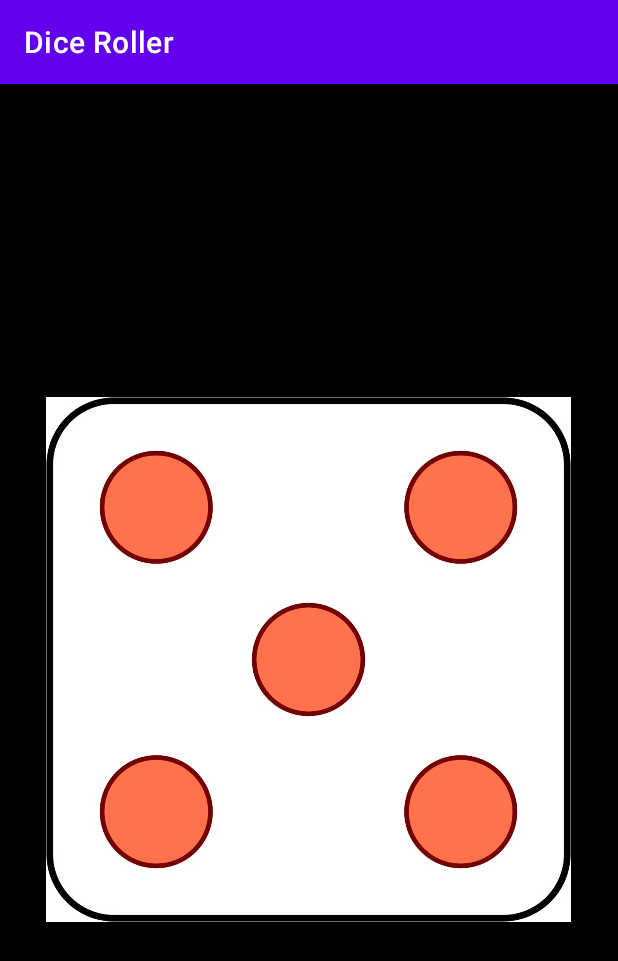
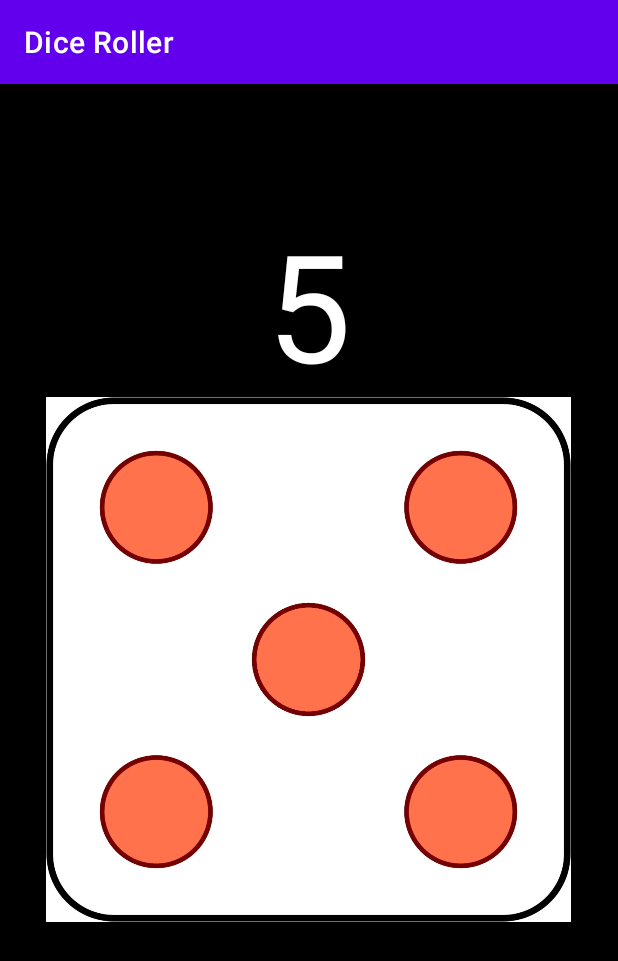
Before and after one commit to kocsisdavid99/AndroidDiceRoller, an Android app: the screen it shows after launch (MainActivity), after a tap on an icon or button, on a phone screen of 412 x 824 dp. Shown: the top 961 px of the screen. Run offline under Robolectric (Android 15) with nearby library versions, the phone set to English and light mode, and no system bars.

Commit message:
show the rolled number

```diff
--- a/app/src/main/java/com/kocsisdavid/diceroller/MainActivity.java
+++ b/app/src/main/java/com/kocsisdavid/diceroller/MainActivity.java
@@ -7,12 +7,14 @@ import android.view.View;
 import android.view.animation.Animation;
 import android.view.animation.AnimationUtils;
 import android.widget.ImageView;
+import android.widget.TextView;
 
 import java.util.Random;
 
 public class MainActivity extends AppCompatActivity {
 
     ImageView diceImage;
+    TextView rolledNumber;
     Random random = new Random();
 
     @Override
@@ -21,6 +23,7 @@ public class MainActivity extends AppCompatActivity {
         setContentView(R.layout.activity_main);
 
         diceImage = findViewById(R.id.dice_image);
+        rolledNumber = findViewById(R.id.rolled_number);
 
         diceImage.setOnClickListener(new View.OnClickListener() {
             @Override
@@ -37,26 +40,32 @@ public class MainActivity extends AppCompatActivity {
         switch (i){
             case 1:
                 diceImage.setImageResource(R.drawable.dice1);
+                rolledNumber.setText(Integer.toString(i));
                 break;
 
             case 2:
                 diceImage.setImageResource(R.drawable.dice2);
+                rolledNumber.setText(Integer.toString(i));
                 break;
 
             case 3:
                 diceImage.setImageResource(R.drawable.dice3);
+                rolledNumber.setText(Integer.toString(i));
                 break;
 
             case 4:
                 diceImage.setImageResource(R.drawable.dice4);
+                rolledNumber.setText(Integer.toString(i));
                 break;
 
             case 5:
                 diceImage.setImageResource(R.drawable.dice5);
+                rolledNumber.setText(Integer.toString(i));
                 break;
 
             case 6:
                 diceImage.setImageResource(R.drawable.dice6);
+                rolledNumber.setText(Integer.toString(i));
                 break;
         }
     }
--- a/app/src/main/res/layout/activity_main.xml
+++ b/app/src/main/res/layout/activity_main.xml
@@ -1,19 +1,29 @@
 <?xml version="1.0" encoding="utf-8"?>
-<LinearLayout xmlns:android="http://schemas.android.com/apk/res/android"
-    xmlns:app="http://schemas.android.com/apk/res-auto"
+<RelativeLayout
+    xmlns:android="http://schemas.android.com/apk/res/android"
     xmlns:tools="http://schemas.android.com/tools"
     android:layout_width="match_parent"
     android:layout_height="match_parent"
-    tools:context=".MainActivity"
-    android:background="@android:color/black"
-    android:gravity="center">
+    tools:context="com.kocsisdavid.diceroller.MainActivity"
+    android:background="@android:color/background_dark">
 
     <ImageView
         android:layout_width="350dp"
         android:layout_height="350dp"
         android:src="@drawable/dice1"
-        android:id="@+id/dice_image" />
+        android:id="@+id/dice_image"
+        android:layout_centerInParent="true"
+        android:layout_centerHorizontal="true"/>
+
+    <TextView
+        android:id="@+id/rolled_number"
+        android:layout_width="wrap_content"
+        android:layout_height="wrap_content"
+        android:text="1"
+        android:layout_centerHorizontal="true"
+        android:layout_marginTop="80dp"
+        android:textColor="@color/white"
+        android:textSize="150px"/>
 
 
-
-</LinearLayout>
+</RelativeLayout>
--- /dev/null
+++ b/app/src/main/res/values/dimens.xml
@@ -0,0 +1,5 @@
+<resources>
+    <!-- Default screen margins, per the Android Design guidelines. -->
+    <dimen name="activity_horizontal_margin">16dp</dimen>
+    <dimen name="activity_vertical_margin">16dp</dimen>
+</resources>
```
